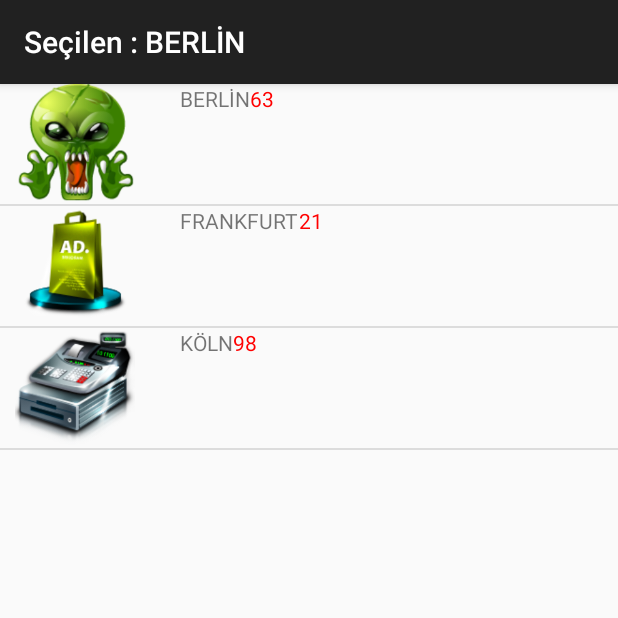
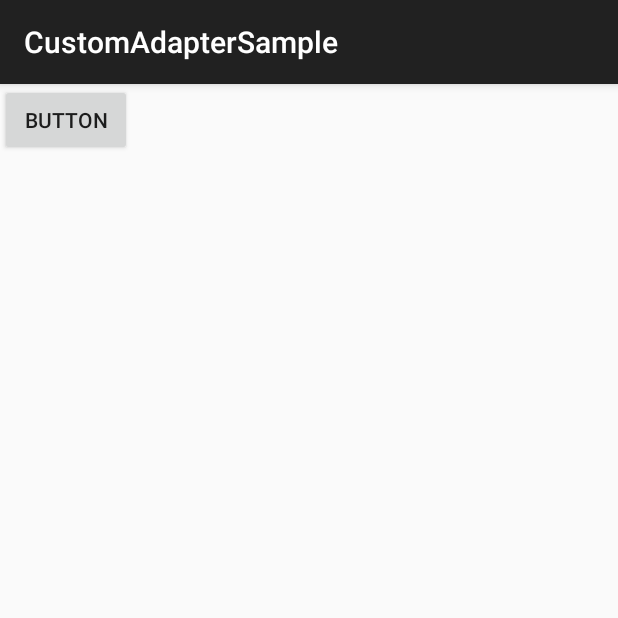
Before and after one commit to ahmetmatematikci/CustomAdapterSamplev2, an Android app: the screen it shows after launch (MainActivity before the commit, gecis after it), after a tap on "BERLİN", on a phone screen of 412 x 824 dp, the top half of it. Run offline under Robolectric (Android 15) with nearby library versions, the phone set to English and light mode, and no system bars.

Commit message:
sayfa geçişi eklendi

```diff
--- a/app/build.gradle
+++ b/app/build.gradle
@@ -22,4 +22,5 @@ android {
 dependencies {
     compile fileTree(dir: 'libs', include: ['*.jar'])
     compile 'com.android.support:appcompat-v7:21.0.3'
+    compile 'com.android.support.constraint:constraint-layout:1.0.2'
 }
--- a/app/src/main/java/test/mobil/csystem/org/customadaptersample/MainActivity.java
+++ b/app/src/main/java/test/mobil/csystem/org/customadaptersample/MainActivity.java
@@ -1,6 +1,7 @@
 package test.mobil.csystem.org.customadaptersample;
 
 import android.content.Context;
+import android.content.Intent;
 import android.os.Bundle;
 import android.os.Vibrator;
 import android.support.v7.app.ActionBarActivity;
@@ -17,6 +18,8 @@ public class MainActivity extends ActionBarActivity
     private ListView lstCities;
     private Container container;
     private CustomAdapter adp;
+
+    String[] sayfalar = {"gecis", "deneme"};
 
     private void init()
     {
@@ -43,7 +46,19 @@ public class MainActivity extends ActionBarActivity
                         TextView txtIsim = (TextView) lay.findViewById(R.id.txtIsim);
                         MainActivity.this.setTitle("Seçilen : " + txtIsim.getText());
 
-                        new Vibrasyon(MainActivity.this).Titrestir();
+                        //Bu kısım kitapta yok. Custom view de sayfaya tıklandığında  başka aktivitiye gitmesi eklendi
+                        String sayfa = sayfalar[position];
+                        Class gis;
+                        try{
+                            gis = Class.forName("test.mobil.csystem.org.customadaptersample." + sayfa);
+                            Intent i = new Intent(MainActivity.this, gis);
+                            startActivity(i);
+                        }catch (ClassNotFoundException e) {
+                            e.printStackTrace();
+                        }
+
+
+                        //new Vibrasyon(MainActivity.this).Titrestir();//açılırsa eklenti de titreşim çıkacak
                     }
                 }
 
--- /dev/null
+++ b/app/src/main/java/test/mobil/csystem/org/customadaptersample/gecis.java
@@ -0,0 +1,13 @@
+package test.mobil.csystem.org.customadaptersample;
+
+import android.support.v7.app.ActionBarActivity;
+import android.os.Bundle;
+
+public class gecis extends ActionBarActivity {
+
+    @Override
+    protected void onCreate(Bundle savedInstanceState) {
+        super.onCreate(savedInstanceState);
+        setContentView(R.layout.activity_gecis);
+    }
+}
--- /dev/null
+++ b/app/src/main/res/layout/activity_gecis.xml
@@ -0,0 +1,16 @@
+<?xml version="1.0" encoding="utf-8"?>
+<android.support.constraint.ConstraintLayout xmlns:android="http://schemas.android.com/apk/res/android"
+    xmlns:app="http://schemas.android.com/apk/res-auto"
+    xmlns:tools="http://schemas.android.com/tools"
+    android:layout_width="match_parent"
+    android:layout_height="match_parent"
+    tools:context="test.mobil.csystem.org.customadaptersample.gecis">
+
+    <Button
+        android:id="@+id/button"
+        android:layout_width="wrap_content"
+        android:layout_height="wrap_content"
+        android:text="Button"
+        tools:layout_editor_absoluteX="88dp"
+        tools:layout_editor_absoluteY="116dp" />
+</android.support.constraint.ConstraintLayout>
```
Also changed, not shown: app/src/main/AndroidManifest.xml (+5 -3 lines), app/src/main/java/test/mobil/csystem/org/customadaptersample/deneme.java (added, +13 -0 lines), app/src/main/res/layout/activity_deneme.xml (added, +16 -0 lines), 1 other file.
